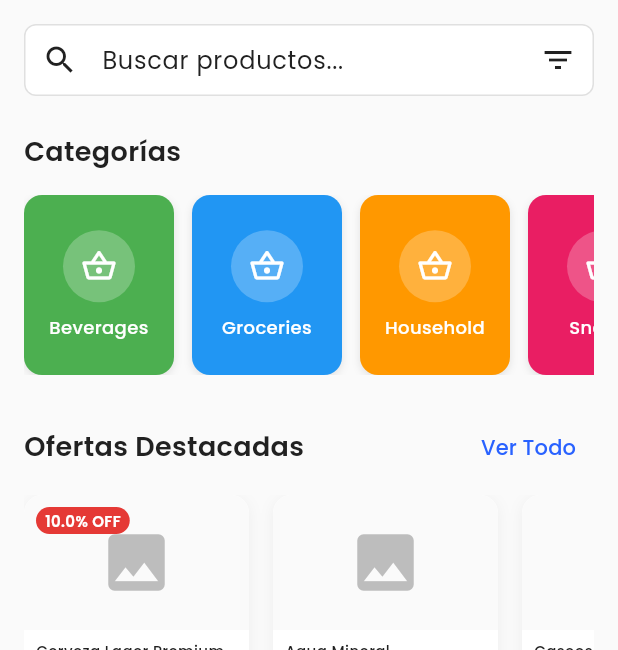
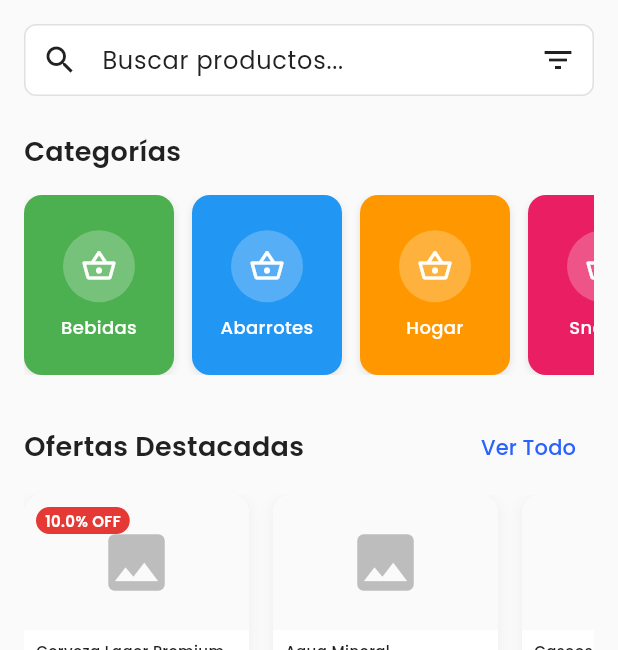
Before and after one commit to CarlosTontaquimba1995/ventas_app, a Flutter app: the HomeScreen screen opened by its route, on a phone screen of 412 x 824 dp, the part 84-734 px from its top. Run offline on Flutter 3.47's test engine with Material 3 defaults, Android fonts, the phone set to English and light mode, and no system bars; our stand-ins replace google_fonts, shared_preferences; accounts and stored records are empty.

Commit message:
fix: Categories in spanich

```diff
--- a/lib/models/category.dart
+++ b/lib/models/category.dart
@@ -17,21 +17,21 @@ class Category {
   static List<Category> sampleCategories = [
     Category(
       id: '1',
-      name: 'Beverages',
+      name: 'Bebidas',
       icon: 'assets/icons/drink.png',
       itemCount: 24,
       color: '0xFF4CAF50', // Green
     ),
     Category(
       id: '2',
-      name: 'Groceries',
+      name: 'Abarrotes',
       icon: 'assets/icons/groceries.png',
       itemCount: 36,
       color: '0xFF2196F3', // Blue
     ),
     Category(
       id: '3',
-      name: 'Household',
+      name: 'Hogar',
       icon: 'assets/icons/household.png',
       itemCount: 18,
       color: '0xFFFF9800', // Orange
@@ -45,14 +45,14 @@ class Category {
     ),
     Category(
       id: '5',
-      name: 'Personal Care',
+      name: 'Cuidado Personal',
       icon: 'assets/icons/personal_care.png',
       itemCount: 15,
       color: '0xFF9C27B0', // Purple
     ),
     Category(
       id: '6',
-      name: 'Others',
+      name: 'Otros',
       icon: 'assets/icons/more.png',
       itemCount: 12,
       color: '0xFF607D8B', // Blue Grey
--- a/lib/screens/home_screen.dart
+++ b/lib/screens/home_screen.dart
@@ -454,7 +454,7 @@ class HomeScreenState extends State<HomeScreen> {
             ),
             const SizedBox(height: 24),
 
-            // Best Sellers Section
+            // Sección de Más Vendidos
             Row(
               mainAxisAlignment: MainAxisAlignment.spaceBetween,
               children: [
```
